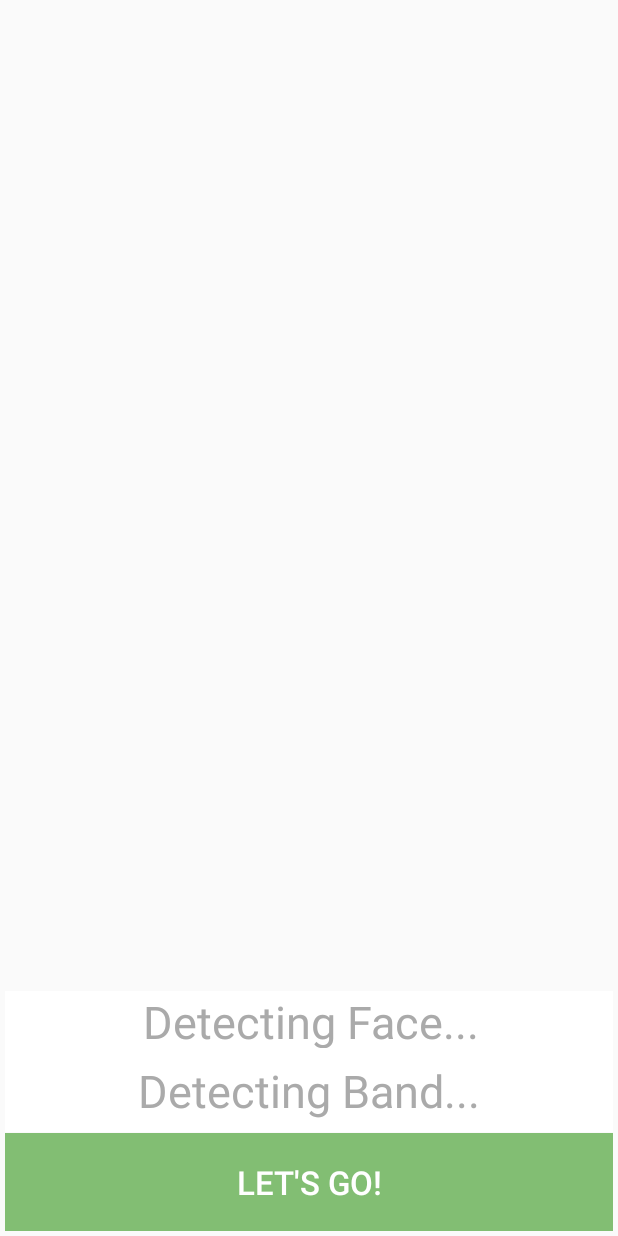
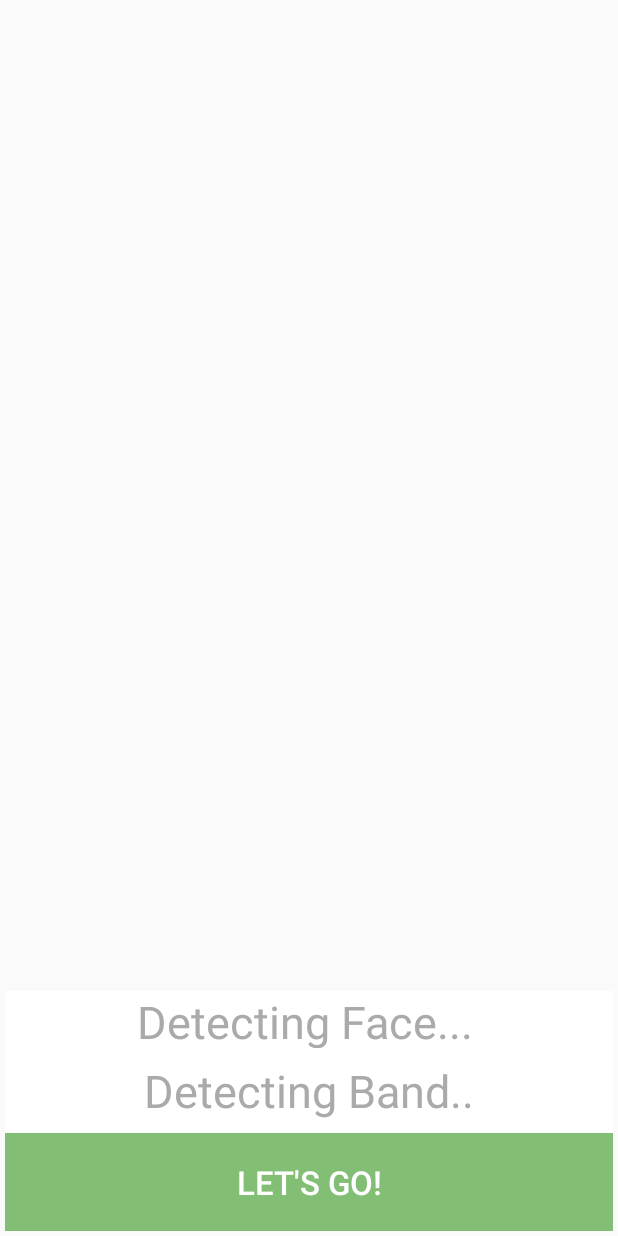
Before and after one commit to alonkol/DriveSafe, an Android app: the MainActivity screen opened directly, with no data from a screen before it, on a phone screen of 412 x 824 dp. Run offline under Robolectric (Android 15) with nearby library versions, the phone set to English and light mode, and no system bars; libraries missing offline, so code that uses them is left out: com.microsoft.applicationinsights, com.microsoft.band; 14 statements that could not run were skipped.

Commit message:
Improved waiting screen

```diff
--- a/app/src/main/res/layout/activity_main.xml
+++ b/app/src/main/res/layout/activity_main.xml
@@ -35,7 +35,7 @@
                 android:layout_above="@+id/band_rec"
                 android:layout_alignEnd="@+id/band_rec"
                 android:layout_marginBottom="8dp"
-                android:text="Detecting Face..."
+                android:text="@string/face_detecting"
                 android:textColor="@android:color/darker_gray"
                 android:textSize="30sp" />
 
@@ -46,7 +46,7 @@
                 android:layout_above="@+id/start_btn"
                 android:layout_centerHorizontal="true"
                 android:layout_marginBottom="8dp"
-                android:text="Detecting Band..."
+                android:text="@string/band_detecting"
                 android:textColor="@android:color/darker_gray"
                 android:textSize="30sp" />
 
--- a/app/src/main/res/values/strings.xml
+++ b/app/src/main/res/values/strings.xml
@@ -1,7 +1,5 @@
 <resources>
     <string name="app_name">DriveSafe</string>
-    <string name="face_detected">Face Detected :) </string>
-    <string name="face_not_detected">Face not detected</string>
 
     <!-- Intro Slider strings -->
     <string name="title_activity_welcome">Home Screen</string>
@@ -31,6 +29,9 @@
 
     <string name="alertness_score">Alertness Score: 8.0</string>
 
-
+    <string name="face_detecting">Detecting Face...</string>
+    <string name="band_detecting">Detecting Band..</string>
+    <string name="face_detected">Face Detected!</string>
+    <string name="band_detected">Band Detected!</string>
 
 </resources>
```
Also changed, not shown: app/src/main/java/com/drivesafe/drivesafe/MainActivity.java (+5 -6 lines).
